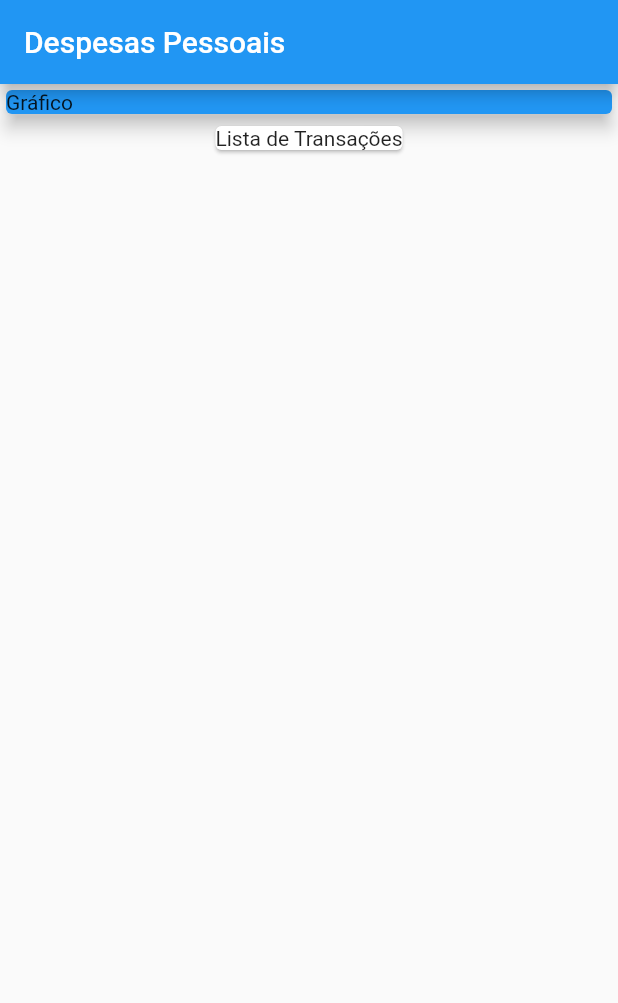
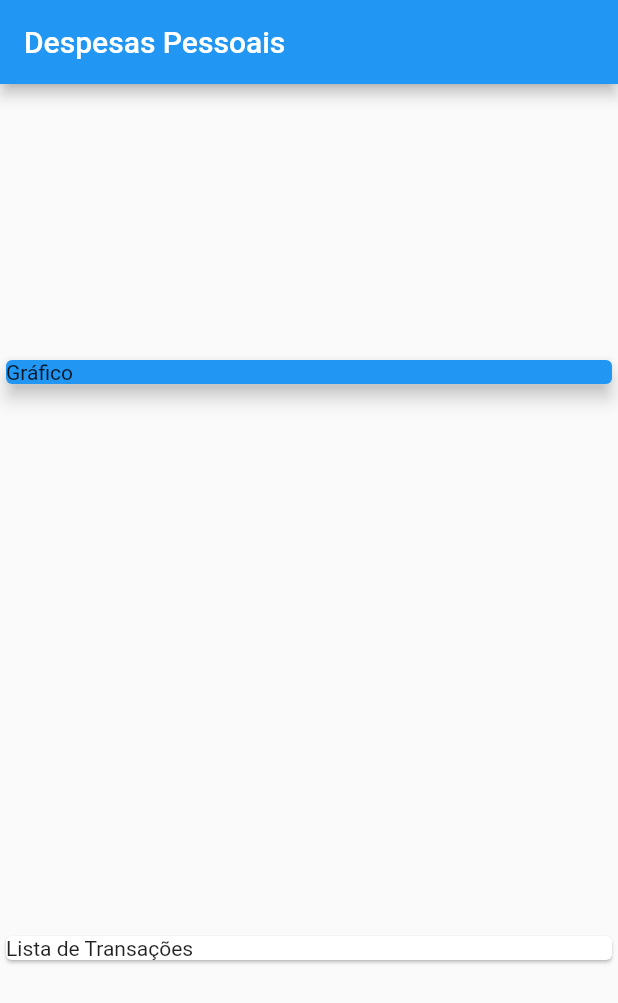
Before and after one commit to Deeved/flutter_expenses, a Flutter app: the screen it shows after launch, on a phone screen of 412 x 824 dp. Shown: the top 1003 px of the screen. Run offline on Flutter 3.47's test engine with Material 2 defaults, Android fonts, the phone set to English and light mode, and no system bars.

Commit message:
Column & Row

```diff
--- a/lib/main.dart
+++ b/lib/main.dart
@@ -24,9 +24,11 @@ class MyHomePage extends StatelessWidget {
       appBar: AppBar(
         title: const Text('Despesas Pessoais'),
       ),
-      body: Column(children: <Widget>[
+      body: Column(
+        mainAxisAlignment: MainAxisAlignment.spaceAround,
+        crossAxisAlignment: CrossAxisAlignment.stretch,
+        children: <Widget>[
           Container(
-          width: double.infinity,
             child: Card(
               color: Colors.blue,
               child: Text('Gráfico'),
```
Lines whose indentation alone changed are shown as unchanged.
